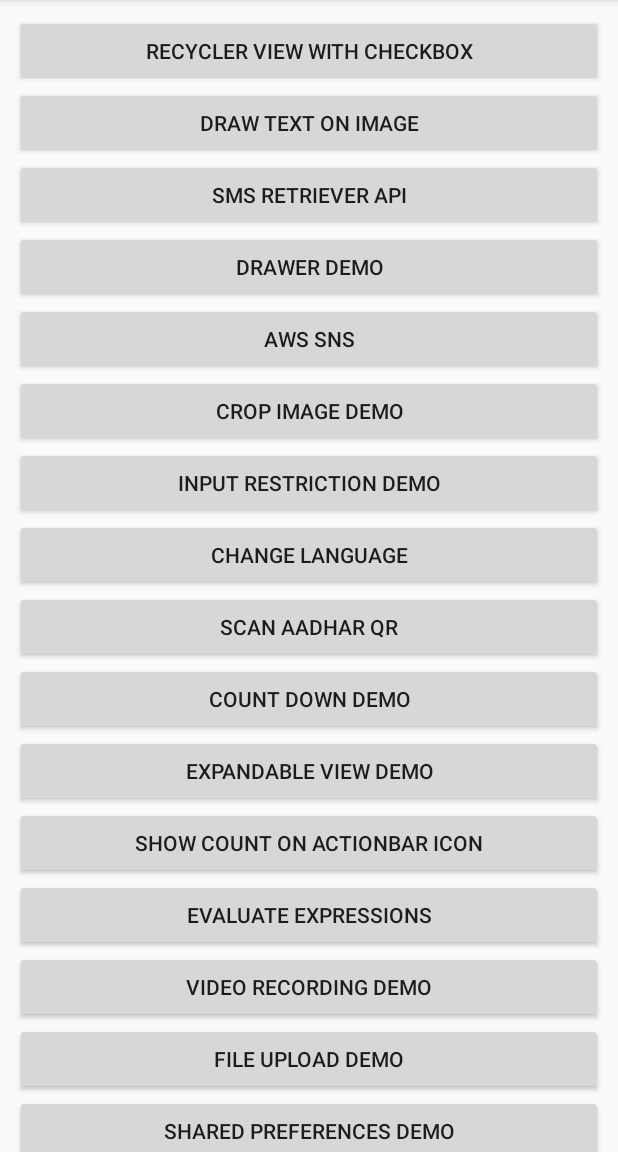
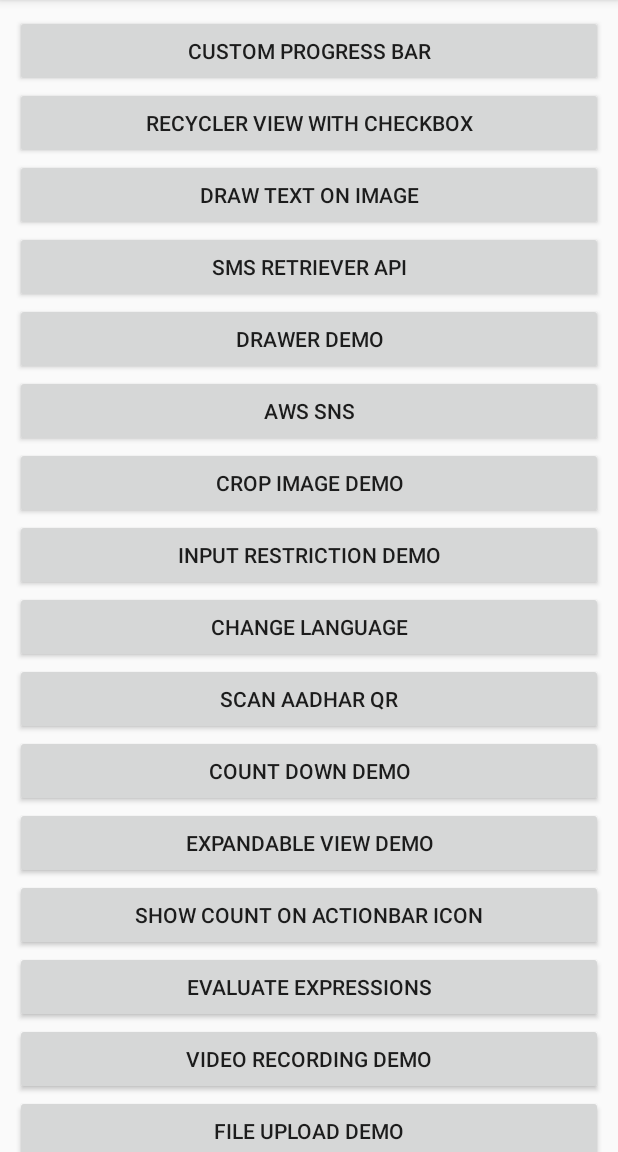
Before and after one commit to surajpunemaha/MyDemos, an Android app: the screen it shows after launch (HomeActivity), on a phone screen of 412 x 824 dp, the part 84-1236 px from its top. Run offline under Robolectric (Android 15) with nearby library versions, the phone set to English and light mode, and no system bars.

Commit message:
created a demo for custom progress bar

```diff
--- a/app/src/main/AndroidManifest.xml
+++ b/app/src/main/AndroidManifest.xml
@@ -77,7 +77,8 @@
         </receiver>
         -->
         <activity android:name=".TextOnImageActivity" />
-        <activity android:name=".RecyclerWithCheckboxActivity"></activity>
+        <activity android:name=".RecyclerWithCheckboxActivity" />
+        <activity android:name=".CustomProgressBarActivity"></activity>
     </application>
 
 </manifest>
--- a/app/src/main/java/abhinav/com/addresslatlong/HomeActivity.java
+++ b/app/src/main/java/abhinav/com/addresslatlong/HomeActivity.java
@@ -14,7 +14,7 @@ public class HomeActivity extends AppCompatActivity implements View.OnClickListe
     Button btn_fileUpload, btn_video_recording, btn_expr_evaluator, btn_abar_count;
     Button btn_expandalble_view, btn_count_down, btn_scan_aadhar, btn_language_demo;
     Button btn_input_restrict, btn_crop_image, btn_aws_sns;
-    Button btn_drawer_demo, btn_sms_retriver, btn_drawText, btn_recv_demo;
+    Button btn_drawer_demo, btn_sms_retriver, btn_drawText, btn_recv_demo, btn_custom_progress;
 
     @Override
     protected void onCreate(Bundle savedInstanceState)
@@ -26,6 +26,9 @@ public class HomeActivity extends AppCompatActivity implements View.OnClickListe
 
     public void initViews()
     {
+        btn_custom_progress= (Button) findViewById(R.id.btn_custom_progress);
+        btn_custom_progress.setOnClickListener(this);
+
         btn_recv_demo= (Button) findViewById(R.id.btn_recv_demo);
         btn_recv_demo.setOnClickListener(this);
 
@@ -99,6 +102,11 @@ public class HomeActivity extends AppCompatActivity implements View.OnClickListe
     @Override
     public void onClick(View view)
     {
+        if(view.getId()==R.id.btn_custom_progress)
+        {
+            startActivity(new Intent(HomeActivity.this, CustomProgressBarActivity.class));
+        }
+
         if(view.getId()==R.id.btn_recv_demo)
         {
             startActivity(new Intent(HomeActivity.this, RecyclerWithCheckboxActivity.class));
--- a/app/src/main/res/layout/activity_home.xml
+++ b/app/src/main/res/layout/activity_home.xml
@@ -16,6 +16,12 @@
             android:layout_height="wrap_content"
             android:orientation="vertical"
             android:padding="10dp">
+
+            <Button
+                android:id="@+id/btn_custom_progress"
+                android:layout_width="match_parent"
+                android:layout_height="wrap_content"
+                android:text="@string/custome_progress_bar"/>
 
             <Button
                 android:id="@+id/btn_recv_demo"
--- a/app/src/main/res/values/strings.xml
+++ b/app/src/main/res/values/strings.xml
@@ -55,6 +55,7 @@
     <string name="enter_otp">Enter OTP</string>
     <string name="draw_text">Draw Text On Image</string>
     <string name="recv_with_checkbox">Recycler View with Checkbox</string>
+    <string name="custome_progress_bar">Custom Progress Bar</string>
     <string name="lt"> &lt; </string>
     <string name="gt"> &gt; </string>
 
```
Also changed, not shown: app/src/main/java/abhinav/com/addresslatlong/CustomProgressBarActivity.java (added, +52 -0 lines), app/src/main/res/drawable/custome_progressbar.xml (added, +30 -0 lines), app/src/main/res/layout/activity_custom_progress_bar.xml (added, +20 -0 lines).
